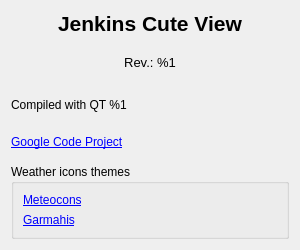
Old version of the form src/views/uis/aboutdialog.ui in the repository Kaldor37/jenkins-cute-view.
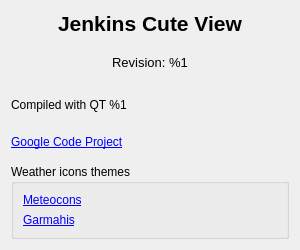
New version of the form.

```diff
--- a/src/views/uis/aboutdialog.ui
+++ b/src/views/uis/aboutdialog.ui
@@ -59,7 +59,7 @@
       <string notr="true">margin-bottom: 10px;</string>
      </property>
      <property name="text">
-      <string>Rev.: %1</string>
+      <string>Revision: %1</string>
      </property>
      <property name="alignment">
       <set>Qt::AlignCenter</set>
```
